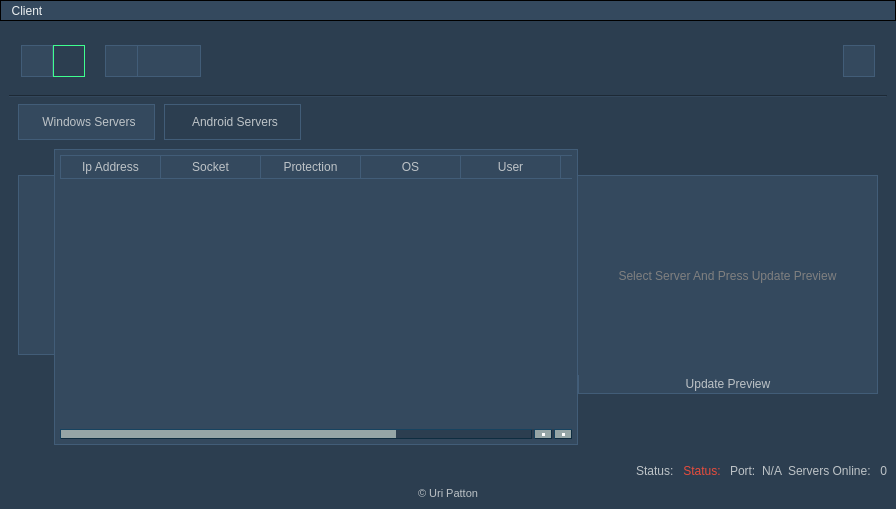
Old version of the form source/gui.ui in the repository 5l1v3r1/Moderat.
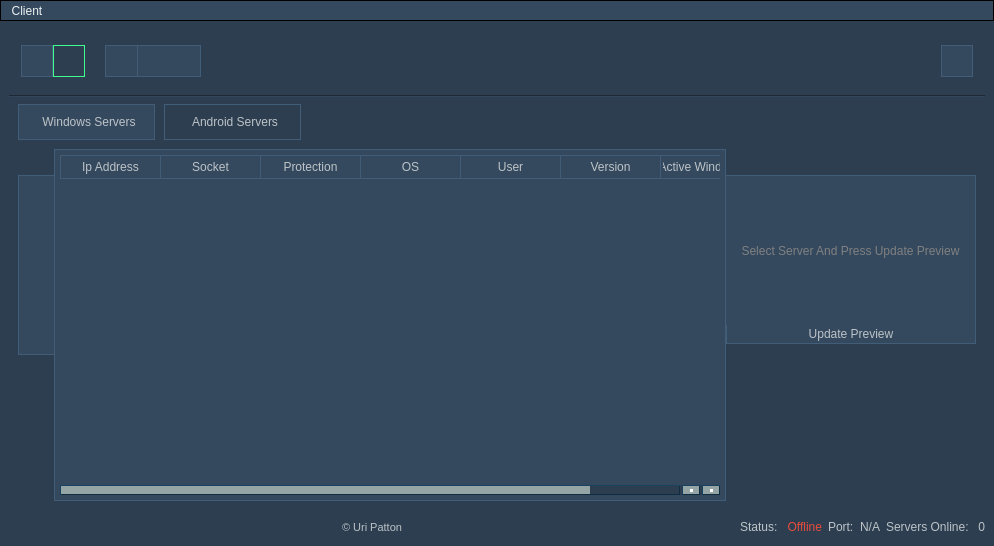
New version of the form. Icons and pictures are not drawn.

Patch:
```diff
--- a/source/gui.ui
+++ b/source/gui.ui
@@ -6,8 +6,8 @@
    <rect>
     <x>0</x>
     <y>0</y>
-    <width>896</width>
-    <height>509</height>
+    <width>994</width>
+    <height>546</height>
    </rect>
   </property>
   <property name="windowTitle">
@@ -430,27 +430,149 @@
       </layout>
      </widget>
     </item>
+    <item row="1" column="0">
+     <widget class="Line" name="line_4">
+      <property name="orientation">
+       <enum>Qt::Horizontal</enum>
+      </property>
+     </widget>
+    </item>
     <item row="4" column="0">
-     <widget class="QLabel" name="creditLabel">
-      <property name="font">
-       <font>
-        <family>MS Shell Dlg 2</family>
-        <pointsize>8</pointsize>
-        <weight>50</weight>
-        <italic>false</italic>
-        <bold>false</bold>
-       </font>
-      </property>
-      <property name="styleSheet">
-       <string notr="true">font: 8pt &quot;MS Shell Dlg 2&quot;;</string>
-      </property>
-      <property name="text">
-       <string>© Uri Patton</string>
-      </property>
-      <property name="alignment">
-       <set>Qt::AlignCenter</set>
-      </property>
-     </widget>
+     <layout class="QHBoxLayout" name="horizontalLayout_6">
+      <item>
+       <layout class="QHBoxLayout" name="horizontalLayout_4">
+        <item>
+         <spacer name="horizontalSpacer_3">
+          <property name="orientation">
+           <enum>Qt::Horizontal</enum>
+          </property>
+          <property name="sizeHint" stdset="0">
+           <size>
+            <width>40</width>
+            <height>20</height>
+           </size>
+          </property>
+         </spacer>
+        </item>
+        <item>
+         <widget class="QLabel" name="creditLabel">
+          <property name="font">
+           <font>
+            <family>MS Shell Dlg 2</family>
+            <pointsize>8</pointsize>
+            <weight>50</weight>
+            <italic>false</italic>
+            <bold>false</bold>
+           </font>
+          </property>
+          <property name="styleSheet">
+           <string notr="true">font: 8pt &quot;MS Shell Dlg 2&quot;;</string>
+          </property>
+          <property name="text">
+           <string>© Uri Patton</string>
+          </property>
+          <property name="alignment">
+           <set>Qt::AlignCenter</set>
+          </property>
+         </widget>
+        </item>
+        <item>
+         <spacer name="horizontalSpacer_2">
+          <property name="orientation">
+           <enum>Qt::Horizontal</enum>
+          </property>
+          <property name="sizeHint" stdset="0">
+           <size>
+            <width>40</width>
+            <height>20</height>
+           </size>
+          </property>
+         </spacer>
+        </item>
+        <item>
+         <widget class="QLabel" name="clientStatusLabel">
+          <property name="styleSheet">
+           <string notr="true">border: none;</string>
+          </property>
+          <property name="text">
+           <string>Status: </string>
+          </property>
+         </widget>
+        </item>
+        <item>
+         <widget class="QLabel" name="statusLabel">
+          <property name="styleSheet">
+           <string notr="true">border: none;
+color: #e74c3c;
+font: 8pt &quot;MS Shell Dlg 2&quot;;</string>
+          </property>
+          <property name="text">
+           <string>Offline</string>
+          </property>
+          <property name="alignment">
+           <set>Qt::AlignRight|Qt::AlignTrailing|Qt::AlignVCenter</set>
+          </property>
+         </widget>
+        </item>
+       </layout>
+      </item>
+      <item>
+       <layout class="QHBoxLayout" name="horizontalLayout_2">
+        <item>
+         <widget class="QLabel" name="portTextLabel">
+          <property name="styleSheet">
+           <string notr="true">border: none;</string>
+          </property>
+          <property name="text">
+           <string>Port:</string>
+          </property>
+         </widget>
+        </item>
+        <item>
+         <widget class="QLabel" name="portLabel">
+          <property name="styleSheet">
+           <string notr="true">border: none;
+font: 8pt &quot;MS Shell Dlg 2&quot;;</string>
+          </property>
+          <property name="text">
+           <string>N/A</string>
+          </property>
+          <property name="alignment">
+           <set>Qt::AlignRight|Qt::AlignTrailing|Qt::AlignVCenter</set>
+          </property>
+         </widget>
+        </item>
+       </layout>
+      </item>
+      <item>
+       <layout class="QHBoxLayout" name="horizontalLayout_5">
+        <item>
+         <widget class="QLabel" name="serversOnlineStatus">
+          <property name="styleSheet">
+           <string notr="true">border: none;</string>
+          </property>
+          <property name="text">
+           <string>Servers Online: </string>
+          </property>
+         </widget>
+        </item>
+        <item>
+         <widget class="QLabel" name="onlineStatus">
+          <property name="styleSheet">
+           <string notr="true">border: none;
+font: 8pt &quot;MS Shell Dlg 2&quot;;</string>
+          </property>
+          <property name="text">
+           <string>0</string>
+          </property>
+          <property name="alignment">
+           <set>Qt::AlignRight|Qt::AlignTrailing|Qt::AlignVCenter</set>
+          </property>
+         </widget>
+        </item>
+       </layout>
+      </item>
+     </layout>
     </item>
     <item row="2" column="0">
      <widget class="QTabWidget" name="MainTabWidget">
@@ -922,14 +1044,14 @@
              <widget class="QLabel" name="previewLabel">
               <property name="minimumSize">
                <size>
-                <width>300</width>
-                <height>200</height>
+                <width>250</width>
+                <height>150</height>
                </size>
               </property>
               <property name="maximumSize">
                <size>
-                <width>300</width>
-                <height>200</height>
+                <width>250</width>
+                <height>150</height>
                </size>
               </property>
               <property name="styleSheet">
@@ -998,7 +1120,6 @@
         </item>
        </layout>
        <zorder></zorder>
-       <zorder></zorder>
       </widget>
       <widget class="QWidget" name="androidsTab">
        <attribute name="icon">
@@ -1132,115 +1253,6 @@
       </widget>
      </widget>
     </item>
-    <item row="1" column="0">
-     <widget class="Line" name="line_4">
-      <property name="orientation">
-       <enum>Qt::Horizontal</enum>
-      </property>
-     </widget>
-    </item>
-    <item row="3" column="0">
-     <layout class="QHBoxLayout" name="horizontalLayout_6">
-      <item>
-       <layout class="QHBoxLayout" name="horizontalLayout_4">
-        <item>
-         <spacer name="horizontalSpacer_2">
-          <property name="orientation">
-           <enum>Qt::Horizontal</enum>
-          </property>
-          <property name="sizeHint" stdset="0">
-           <size>
-            <width>40</width>
-            <height>20</height>
-           </size>
-          </property>
-         </spacer>
-        </item>
-        <item>
-         <widget class="QLabel" name="clientStatusLabel">
-          <property name="styleSheet">
-           <string notr="true">border: none;</string>
-          </property>
-          <property name="text">
-           <string>Status: </string>
-          </property>
-         </widget>
-        </item>
-        <item>
-         <widget class="QLabel" name="statusLabel">
-          <property name="styleSheet">
-           <string notr="true">border: none;
-color: #e74c3c;
-font: 8pt &quot;MS Shell Dlg 2&quot;;</string>
-          </property>
-          <property name="text">
-           <string>Status: </string>
-          </property>
-          <property name="alignment">
-           <set>Qt::AlignRight|Qt::AlignTrailing|Qt::AlignVCenter</set>
-          </property>
-         </widget>
-        </item>
-       </layout>
-      </item>
-      <item>
-       <layout class="QHBoxLayout" name="horizontalLayout_2">
-        <item>
-         <widget class="QLabel" name="portTextLabel">
-          <property name="styleSheet">
-           <string notr="true">border: none;</string>
-          </property>
-          <property name="text">
-           <string>Port:</string>
-          </property>
-         </widget>
-        </item>
-        <item>
-         <widget class="QLabel" name="portLabel">
-          <property name="styleSheet">
-           <string notr="true">border: none;
-font: 8pt &quot;MS Shell Dlg 2&quot;;</string>
-          </property>
-          <property name="text">
-           <string>N/A</string>
-          </property>
-          <property name="alignment">
-           <set>Qt::AlignRight|Qt::AlignTrailing|Qt::AlignVCenter</set>
-          </property>
-         </widget>
-        </item>
-       </layout>
-      </item>
-      <item>
-       <layout class="QHBoxLayout" name="horizontalLayout_5">
-        <item>
-         <widget class="QLabel" name="serversOnlineStatus">
-          <property name="styleSheet">
-           <string notr="true">border: none;</string>
-          </property>
-          <property name="text">
-           <string>Servers Online: </string>
-          </property>
-         </widget>
-        </item>
-        <item>
-         <widget class="QLabel" name="onlineStatus">
-          <property name="styleSheet">
-           <string notr="true">border: none;
-font: 8pt &quot;MS Shell Dlg 2&quot;;</string>
-          </property>
-          <property name="text">
-           <string>0</string>
-          </property>
-          <property name="alignment">
-           <set>Qt::AlignRight|Qt::AlignTrailing|Qt::AlignVCenter</set>
-          </property>
-         </widget>
-        </item>
-       </layout>
-      </item>
-     </layout>
-    </item>
    </layout>
   </widget>
   <widget class="QMenuBar" name="menubar">
@@ -1248,7 +1260,7 @@
     <rect>
      <x>0</x>
      <y>0</y>
-     <width>896</width>
+     <width>994</width>
      <height>23</height>
     </rect>
    </property>
```
